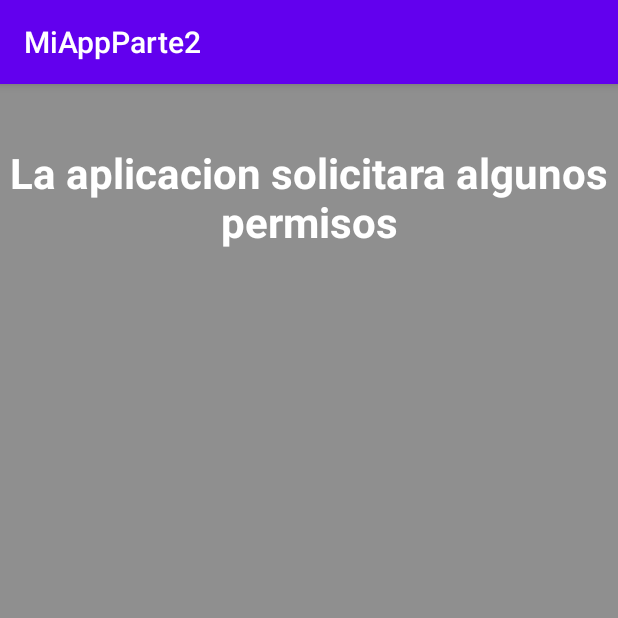
After one commit to WCNosliwsys/MiAppParte2, an Android app: the Permisos screen opened directly, with no data from a screen before it, on a phone screen of 412 x 824 dp, the top half of it. The commit adds this screen. Run offline under Robolectric (Android 15) with nearby library versions, the phone set to English and light mode, and no system bars.

Commit message:
Solicitando un permiso

```diff
--- a/app/src/main/AndroidManifest.xml
+++ b/app/src/main/AndroidManifest.xml
@@ -4,6 +4,9 @@
 
     <uses-permission android:name="android.permission.CALL_PHONE" />
     <uses-permission android:name="android.permission.INTERNET" />
+    <uses-permission android:name="android.permission.ACCESS_FINE_LOCATION" />
+    <uses-permission android:name="android.permission.GET_ACCOUNTS" />
+    <uses-permission android:name="android.permission.WRITE_EXTERNAL_STORAGE" />
 
     <application
         android:allowBackup="true"
@@ -12,7 +15,8 @@
         android:roundIcon="@mipmap/ic_launcher_round"
         android:supportsRtl="true"
         android:theme="@style/AppTheme">
-        <activity android:name=".Multimedia3"></activity>
+        <activity android:name=".Permisos"></activity>
+        <activity android:name=".Multimedia3" />
         <activity android:name=".Multimedia2" />
         <activity android:name=".Multimedia" />
         <activity android:name=".Intenciones" />
--- a/app/src/main/java/com/ditec/miappparte2/MainActivity.java
+++ b/app/src/main/java/com/ditec/miappparte2/MainActivity.java
@@ -45,6 +45,10 @@
             startActivity(new Intent(this, Multimedia.class));
             return true;
         }
+        if (id == R.id.activity_permisos) {
+            startActivity(new Intent(this, Permisos.class));
+            return true;
+        }
         return super.onOptionsItemSelected(item);
     }
 }
--- /dev/null
+++ b/app/src/main/java/com/ditec/miappparte2/Permisos.java
@@ -0,0 +1,64 @@
+package com.ditec.miappparte2;
+
+import androidx.appcompat.app.AlertDialog;
+import androidx.appcompat.app.AppCompatActivity;
+import androidx.core.app.ActivityCompat;
+import androidx.core.content.ContextCompat;
+
+import android.Manifest;
+import android.content.DialogInterface;
+import android.content.pm.PackageManager;
+import android.os.Bundle;
+
+public class Permisos extends AppCompatActivity {
+
+    @Override
+    protected void onCreate(Bundle savedInstanceState) {
+        super.onCreate(savedInstanceState);
+        setContentView(R.layout.activity_permisos);
+        if (ContextCompat.checkSelfPermission(this,
+                Manifest.permission.CALL_PHONE) == PackageManager.PERMISSION_GRANTED) {
+            arranque();
+        } else {
+            solicitarPermiso(Manifest.permission.CALL_PHONE,
+                    "Sin el permiso" + " de telefono no podemos realizar llamadas.", 0);
+        }
+    }
+    public void solicitarPermiso(final String permiso, String justificacion, final int codigo) {
+        if (ActivityCompat.shouldShowRequestPermissionRationale(this, permiso)) {
+            AlertDialog.Builder dialogo1 = new AlertDialog.Builder(this);
+            dialogo1.setTitle("Solicitud de permiso");
+            dialogo1.setMessage(justificacion);
+            dialogo1.setPositiveButton("Ok", new DialogInterface.OnClickListener() {
+                public void onClick(DialogInterface dialogo1, int id) {
+                    ActivityCompat.requestPermissions(Permisos.this, new String[]{permiso}, codigo);
+                }
+            });
+            dialogo1.show();
+        } else {
+            ActivityCompat.requestPermissions(this, new String[]{permiso}, codigo);
+        }
+    }
+    @Override
+    public void onRequestPermissionsResult(int requestCode, String[] permissions, int[] grantResults) {
+        if (requestCode == 0) {
+            if (grantResults.length == 1 && grantResults[0] == PackageManager.PERMISSION_GRANTED) {
+                arranque();
+            } else {
+                solicitarPermiso(Manifest.permission.CALL_PHONE,
+                        "Sin el permiso" + "\" de telefono no podemos realizar llamadas.", 0);
+            }
+        }
+    }
+    void arranque() {
+        AlertDialog.Builder dialogo1 = new AlertDialog.Builder(this);
+        dialogo1.setTitle("FELICITACIONES");
+        dialogo1.setMessage("Usted ya tiene los permisos necesarios para usar nuestra app");
+        dialogo1.setPositiveButton("Ok", new DialogInterface.OnClickListener() {
+            public void onClick(DialogInterface dialogo1, int id) {
+                finish();
+            }
+        });
+        dialogo1.show();
+    }
+}
--- /dev/null
+++ b/app/src/main/res/layout/activity_permisos.xml
@@ -0,0 +1,20 @@
+<?xml version="1.0" encoding="utf-8"?>
+<LinearLayout xmlns:android="http://schemas.android.com/apk/res/android"
+    xmlns:tools="http://schemas.android.com/tools"
+    android:layout_width="match_parent"
+    android:layout_height="match_parent"
+    android:orientation="vertical"
+    android:background="#8f8f8f"
+    android:gravity="top"
+    >
+    <TextView
+        android:layout_width="match_parent"
+        android:layout_height="wrap_content"
+        android:layout_marginTop="40dp"
+        android:text="La aplicacion solicitara algunos permisos"
+        android:textColor="#fff"
+        android:textStyle="bold"
+        android:textSize="28sp"
+        android:gravity="center"
+        />
+</LinearLayout>
```
